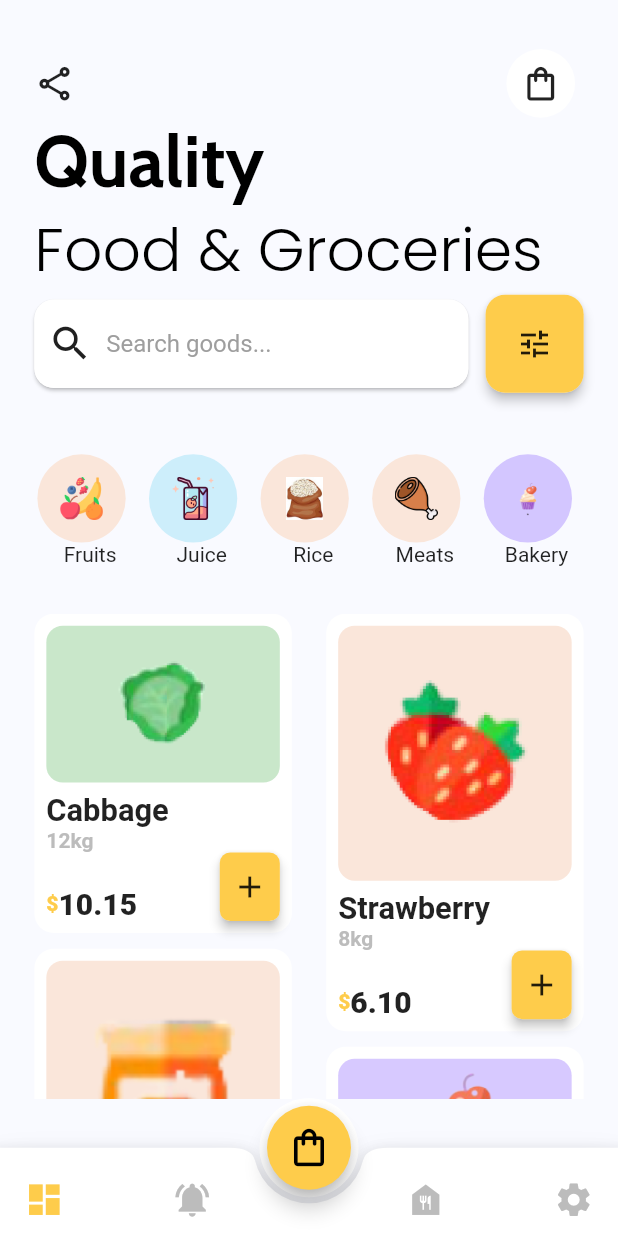
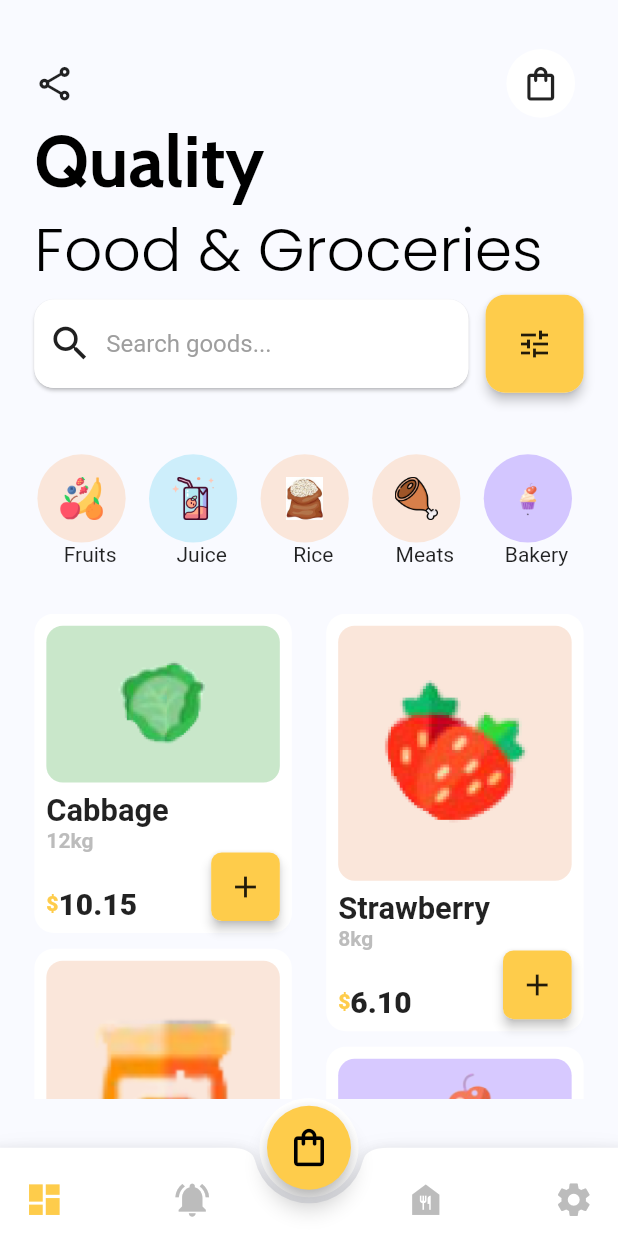
Before and after one commit to AchizuePriscilla/SCA-UI-Challenge, a Flutter app: the screen it shows after launch, on a phone screen of 412 x 824 dp. Run offline on Flutter 3.47's test engine with Material 2 defaults, Android fonts, the phone set to English and light mode, and no system bars; our stand-ins replace flutter_screenutil, google_fonts.

Commit message:
Negligible UI fixes

```diff
--- a/lib/screens/details.dart
+++ b/lib/screens/details.dart
@@ -167,7 +167,7 @@ class DetailsScreen extends StatelessWidget {
                                     elevation: 3,
                                     child: Container(
                                         height: 30.h,
-                                        width: 30.w,
+                                        width: 30.h,
                                         decoration: BoxDecoration(
                                           color: Color(0xffFECC4B),
                                           borderRadius: BorderRadius.all(
--- a/lib/shared/itemsContainer.dart
+++ b/lib/shared/itemsContainer.dart
@@ -90,7 +90,7 @@ class ItemsContainer extends StatelessWidget {
                     elevation: 3,
                     child: Container(
                       height: 35.h,
-                      width: 35.w,
+                      width: 35.h,
                       decoration: BoxDecoration(
                         color: Color(0xffFECC4B),
                         borderRadius: BorderRadius.all(
```
